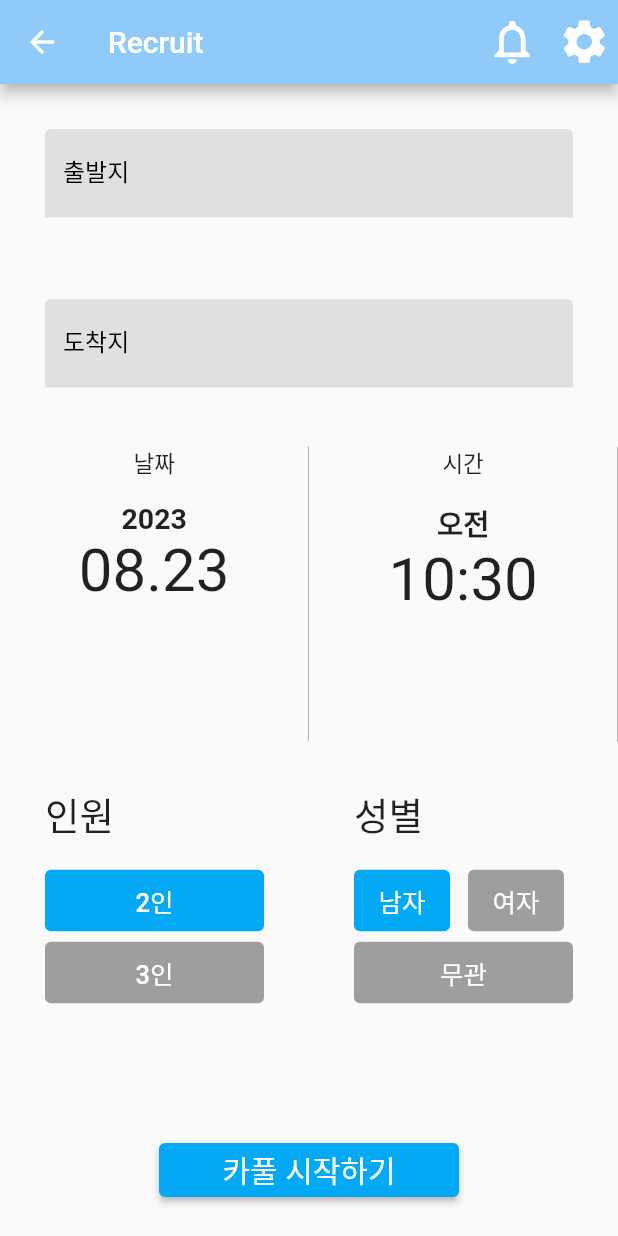
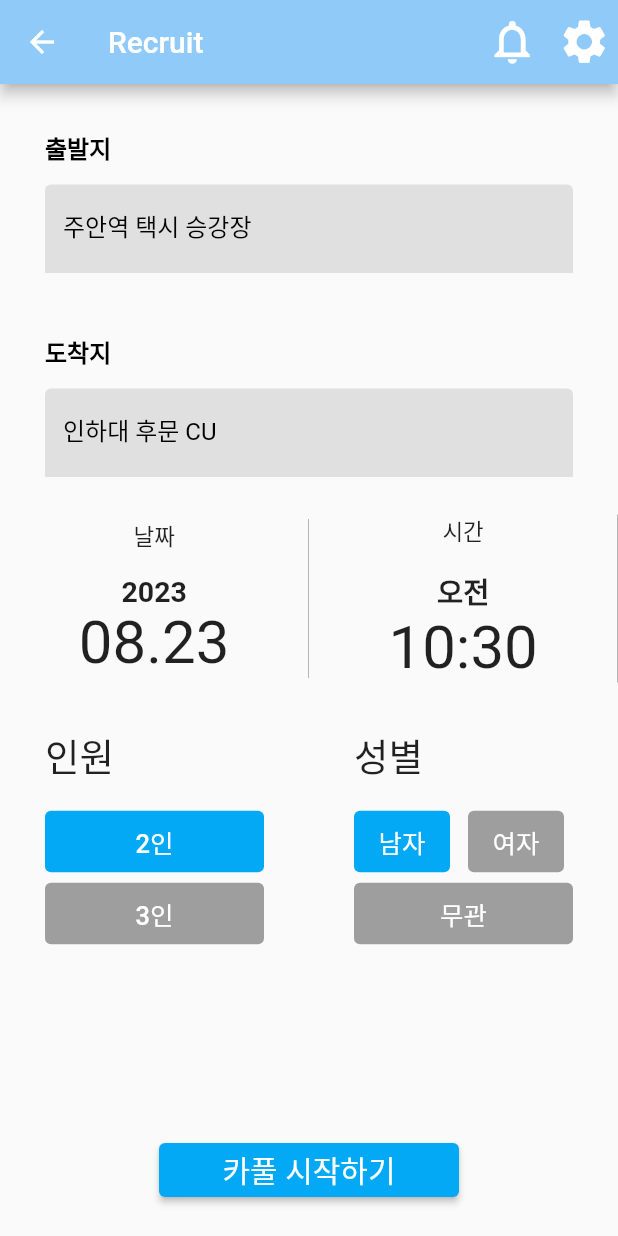
Before and after one commit to OBJECT-INHATC/INHA_CARPOOL_APP, a Flutter app: the RecruitPage screen opened directly, on a phone screen of 412 x 824 dp. Run offline on Flutter 3.47's test engine with Material 2 defaults, Android fonts, the phone set to English and light mode, and no system bars; our stand-ins replace after_layout, cloud_firestore, easy_localization, eva_icons_flutter, firebase_core, flutter_cache_manager and 12 more; missing offline and left inert: app_settings, nav; accounts and stored records are empty.

Commit message:
feat(recruit) : 지도 api에서 출발지 선택하기 구현

```diff
--- a/inha_carpool/lib/common/theme/color/abs_theme_colors.dart
+++ b/inha_carpool/lib/common/theme/color/abs_theme_colors.dart
@@ -52,6 +52,9 @@ abstract class AbstractThemeColors {
 
   Color get blueButtonBackground => AppColors.darkBlue;
 
+  Color get blueMarker => const Color.fromARGB(255, 35, 92, 178);
+
+
 
   Color get roundedLaoutButtonBackground =>
       const Color.fromARGB(255, 24, 24, 24);
--- a/inha_carpool/lib/screen/recruit/s_recruit.dart
+++ b/inha_carpool/lib/screen/recruit/s_recruit.dart
@@ -1,4 +1,7 @@
+import 'package:app_settings/app_settings.dart';
 import 'package:flutter/material.dart';
+import 'package:geolocator/geolocator.dart';
+import 'package:google_maps_flutter/google_maps_flutter.dart';
 import 'package:inha_Carpool/common/common.dart';
 import 'package:inha_Carpool/common/extension/context_extension.dart';
 import 'package:inha_Carpool/screen/recruit/w_dateTimePic.dart';
@@ -8,7 +11,6 @@ import 'package:inha_Carpool/screen/recruit/w_select_nop.dart';
 
 import '../../fragment/f_notification.dart';
 import '../../fragment/setting/f_setting.dart';
-
 
 class RecruitPage extends StatefulWidget {
   RecruitPage({super.key});
@@ -20,6 +22,18 @@ class RecruitPage extends StatefulWidget {
 class _RecruitPageState extends State<RecruitPage> {
   var _selectedDate = DateTime.now(); // 날짜 값 초기화
   var _selectedTime = DateTime.now(); // 시간 값 초기화
+  //인하대 후문 cu
+  LatLng endPoint = LatLng(37.4514982, 126.6570261);
+  // 주안역
+  LatLng startPoint = LatLng(37.4645862, 126.6803935);
+  String startPointName = "주안역 택시 승강장";
+  String endPointName = "인하대 후문 CU";
+
+  @override
+  void initState() {
+    super.initState();
+    _getCurrentLocation();
+  }
 
   String selectedLimit = '2인'; // 선택된 제한인원 초기값
   String selectedGender = '남자'; // 선택된 성별 초기값
@@ -28,8 +42,8 @@ class _RecruitPageState extends State<RecruitPage> {
   Widget build(BuildContext context) {
     return SafeArea(
       child: Scaffold(
-        appBar:AppBar(
-          backgroundColor:  context.appColors.appBar,
+        appBar: AppBar(
+          backgroundColor: context.appColors.appBar,
           title: 'recruit'.tr().text.make(),
           actions: [
             IconButton(
@@ -51,30 +65,23 @@ class _RecruitPageState extends State<RecruitPage> {
                   context,
                   MaterialPageRoute(builder: (context) => SettingPage()),
                 );
-
               },
             ),
           ],
         ),
         body: Column(
           children: [
-            Expanded(
-              /// 출발지, 도착지 영역
-              child: Column(
-                children: [
-                  Expanded(
-                    child: LocationInputWidget(labelText: '출발지'),
+            LocationInputWidget(
+              labelText: startPointName,
+              Point: startPoint,
+              pointText: '출발지',
             ),
-                  Expanded(
-                    child: LocationInputWidget(labelText: '도착지'),
+            LocationInputWidget(
+              labelText: endPointName,
+              Point: endPoint,
+              pointText: '도착지',
             ),
-                ],
-              ),
-            ),
-
-            ///날짜, 시간 영역
-            Expanded(
-              child: Row(
+            Row(
               children: [
                 DateTimePickerWidget(
                   label: '날짜',
@@ -98,9 +105,8 @@ class _RecruitPageState extends State<RecruitPage> {
                 ),
               ],
             ),
-            ),
 
-            ///  제한인원
+            ///  제한인원 및 성별
             Expanded(
               // 제한인원, 성별 영역
               child: Row(
@@ -165,4 +171,37 @@ class _RecruitPageState extends State<RecruitPage> {
       ),
     );
   }
+
+  Future<void> _getCurrentLocation() async {
+    LocationPermission permission = await Geolocator.requestPermission();
+
+    if (permission == LocationPermission.denied ||
+        permission == LocationPermission.deniedForever) {
+      _showLocationPermissionSnackBar();
+      return;
     }
+
+    Position position = await Geolocator.getCurrentPosition(
+      desiredAccuracy: LocationAccuracy.high,
+    );
+
+    setState(() {
+      startPoint = LatLng(position.latitude, position.longitude);
+      print(startPoint.latitude);
+      print(startPoint.longitude);
+    });
+  }
+
+  void _showLocationPermissionSnackBar() {
+    SnackBar snackBar = SnackBar(
+      content: Text("위치 권한이 필요한 서비스입니다."),
+      action: SnackBarAction(
+        label: "설정으로 이동",
+        onPressed: () {
+          AppSettings.openAppSettings();
+        },
+      ),
+    );
+    ScaffoldMessenger.of(context).showSnackBar(snackBar);
+  }
+}
--- a/inha_carpool/lib/screen/recruit/w_recruit_location.dart
+++ b/inha_carpool/lib/screen/recruit/w_recruit_location.dart
@@ -1,10 +1,17 @@
 import 'package:flutter/material.dart';
-import 'package:inha_Carpool/screen/recruit/s_locationInput.dart';
+import 'package:google_maps_flutter/google_maps_flutter.dart';
+import 'package:inha_Carpool/common/common.dart';
+import 'package:inha_Carpool/screen/recruit/s_locationMap.dart';
 
 class LocationInputWidget extends StatefulWidget {
-  final String labelText; // 생성자에서 받아온 문자열을 저장할 변수
+  String labelText; // 생성자에서 받아온 문자열을 저장할 변수
+  String pointText;
+  final LatLng Point; // 출발지인지 도착지인지
 
-  LocationInputWidget({required this.labelText}); // 생성자 추가
+  LocationInputWidget(
+      {super.key, required this.labelText,
+      required this.Point,
+      required this.pointText}); // 생성자 추가
 
   @override
   _LocationInputWidgetState createState() => _LocationInputWidgetState();
@@ -19,18 +26,27 @@ class _LocationInputWidgetState extends State<LocationInputWidget> {
       onTap: () async {
         final result = await Navigator.push(
           context,
-          MaterialPageRoute(builder: (context) => LocationInputPage()),
+          MaterialPageRoute(
+              builder: (context) => LocationInputPage(widget.Point)),
         );
 
         if (result != null) {
           setState(() {
+            widget.labelText = '';
             selectedLocation = result;
           });
         }
       },
       child: Container(
         margin: EdgeInsets.fromLTRB(30, 30, 30, 10),
-        child: TextField(
+        child: Column(
+          crossAxisAlignment: CrossAxisAlignment.start,
+          children: [
+            Container(
+              margin: EdgeInsets.only(bottom: 13), // 여분의 여백 추가
+              child: widget.pointText.text.size(16).bold.black.make(),
+            ),
+            TextField(
               enabled: false,
               decoration: InputDecoration(
                 filled: true,
@@ -38,7 +54,10 @@ class _LocationInputWidgetState extends State<LocationInputWidget> {
                 labelText: widget.labelText, // 생성자에서 받아온 문자열 사용
                 labelStyle: TextStyle(color: Colors.black), // labelText의 색상 설정
               ),
+              style: TextStyle(color: Colors.black), // selectedLocation의 글자색 설정
               controller: TextEditingController(text: selectedLocation),
+            ),
+          ],
         ),
       ),
     );
```
Also changed, not shown: inha_carpool/lib/screen/recruit/s_locationInput.dart (deleted, +0 -20 lines), inha_carpool/lib/screen/recruit/s_locationMap.dart (added, +281 -0 lines). Lines whose indentation alone changed are shown as unchanged.
